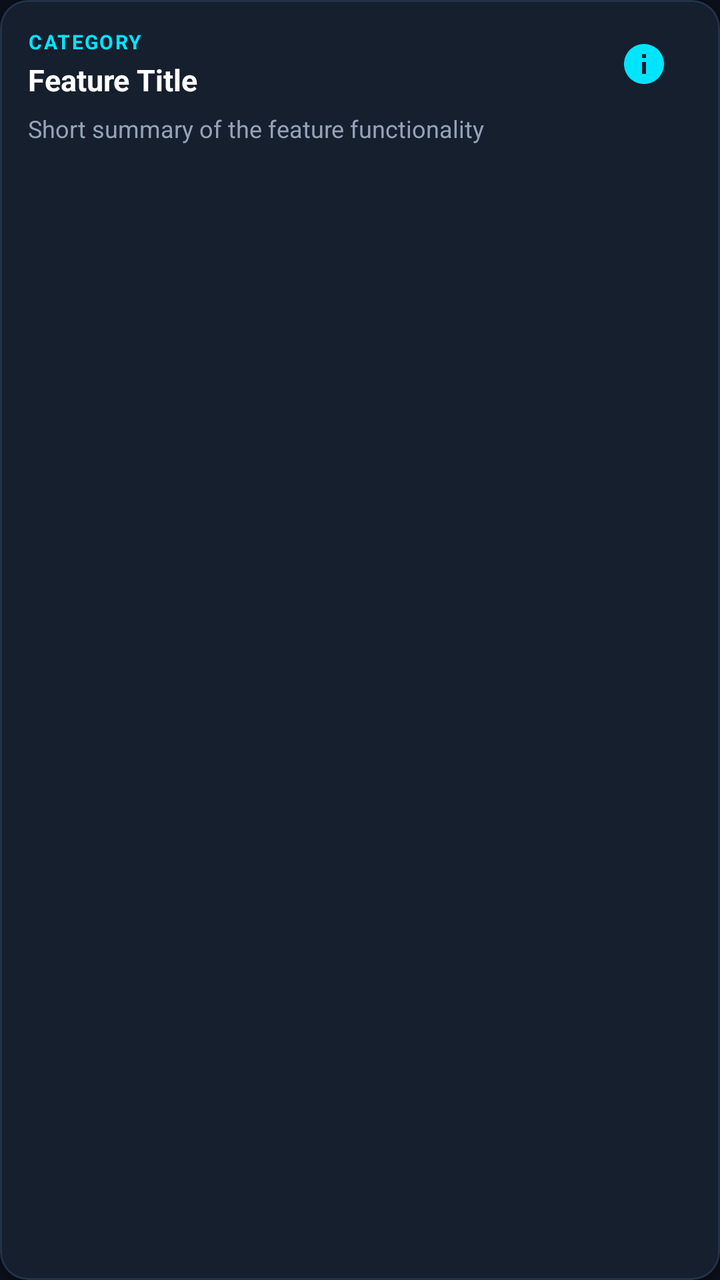
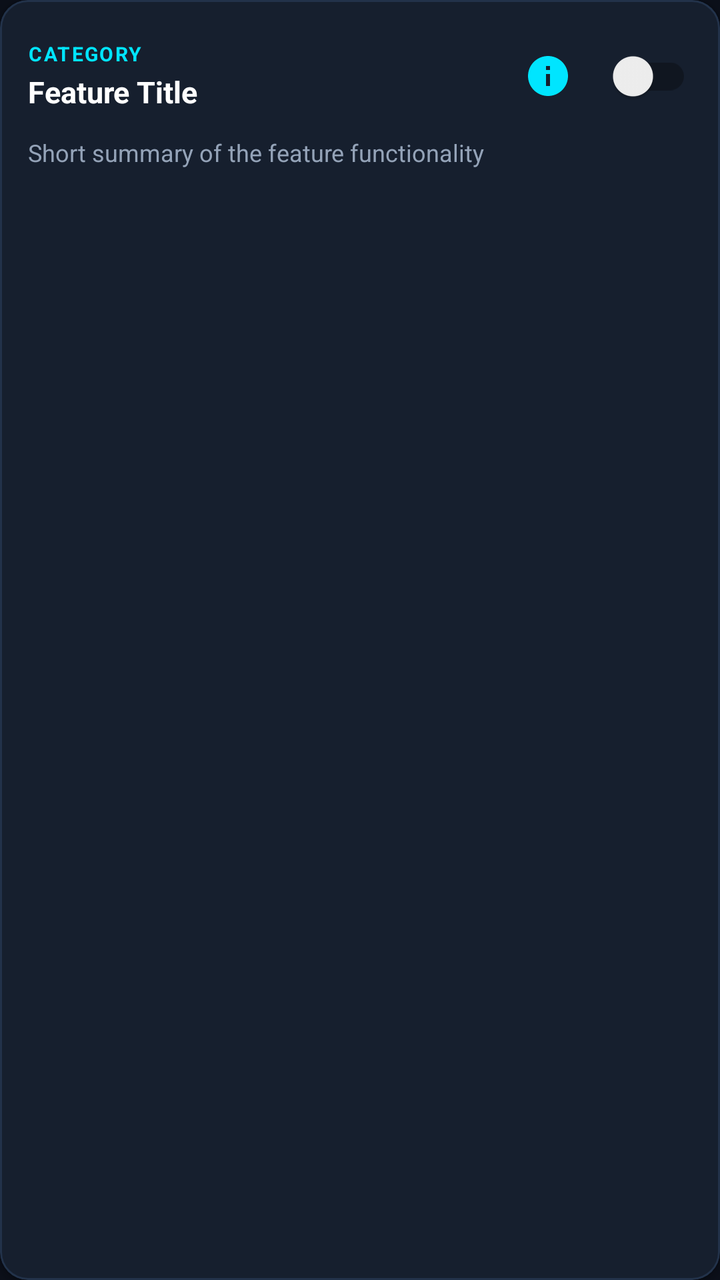

Screens rendered from an Android XML layout before and after an edit, with the pre-edit source and the edit as a unified diff.
<!-- AndroidManifest.xml: application theme Theme.SmartAssistant -->
<!-- res/layout/item_feature.xml -->
<?xml version="1.0" encoding="utf-8"?>
<com.google.android.material.card.MaterialCardView xmlns:android="http://schemas.android.com/apk/res/android"
    xmlns:app="http://schemas.android.com/apk/res-auto"
    android:id="@+id/cardFeature"
    android:layout_width="match_parent"
    android:layout_height="wrap_content"
    android:layout_marginStart="12dp"
    android:layout_marginEnd="12dp"
    android:layout_marginTop="6dp"
    android:layout_marginBottom="6dp"
    app:cardBackgroundColor="@color/bg_card"
    app:cardCornerRadius="14dp"
    app:cardElevation="2dp"
    app:strokeColor="@color/bg_card_stroke"
    app:strokeWidth="1dp"
    android:clickable="true"
    android:focusable="true">

    <LinearLayout
        android:layout_width="match_parent"
        android:layout_height="wrap_content"
        android:orientation="vertical"
        android:padding="14dp">

        <LinearLayout
            android:layout_width="match_parent"
            android:layout_height="wrap_content"
            android:orientation="horizontal"
            android:gravity="center_vertical">

            <LinearLayout
                android:layout_width="0dp"
                android:layout_height="wrap_content"
                android:layout_weight="1"
                android:orientation="vertical">

                <TextView
                    android:id="@+id/tvFeatureCategory"
                    android:layout_width="wrap_content"
                    android:layout_height="wrap_content"
                    android:text="CATEGORY"
                    android:textSize="10sp"
                    android:textStyle="bold"
                    android:textColor="@color/accent_cyan"
                    android:letterSpacing="0.08"
                    android:textAllCaps="true" />

                <TextView
                    android:id="@+id/tvFeatureTitle"
                    android:layout_width="wrap_content"
                    android:layout_height="wrap_content"
                    android:text="Feature Title"
                    android:textSize="15sp"
                    android:textStyle="bold"
                    android:textColor="@color/text_primary"
                    android:layout_marginTop="2dp" />

            </LinearLayout>

            <ImageView
                android:id="@+id/btnFeatureInfo"
                android:layout_width="36dp"
                android:layout_height="36dp"
                android:padding="6dp"
                android:src="@drawable/ic_info"
                android:contentDescription="View Details"
                android:background="?attr/selectableItemBackgroundBorderless"
                android:clickable="true"
                android:focusable="true"
                android:layout_marginEnd="6dp" />

            <com.google.android.material.materialswitch.MaterialSwitch
                android:id="@+id/switchFeature"
                android:layout_width="wrap_content"
                android:layout_height="wrap_content"
                app:thumbTint="@color/accent_green"
                app:trackTint="@color/bg_card_stroke" />

        </LinearLayout>

        <TextView
            android:id="@+id/tvFeatureSummary"
            android:layout_width="match_parent"
            android:layout_height="wrap_content"
            android:text="Short summary of the feature functionality"
            android:textSize="12sp"
            android:textColor="@color/text_secondary"
            android:layout_marginTop="6dp"
            android:lineSpacingExtra="2dp" />

    </LinearLayout>

</com.google.android.material.card.MaterialCardView>
<!-- resources referenced by this layout -->
<resources>
  <color name="accent_cyan">#00E5FF</color>
  <color name="accent_green">#00E676</color>
  <color name="bg_card">#161F2E</color>
  <color name="bg_card_stroke">#22324A</color>
  <color name="text_primary">#FFFFFF</color>
  <color name="text_secondary">#94A3B8</color>
  <!-- drawable ic_info (drawable) -->
  <vector xmlns:android="http://schemas.android.com/apk/res/android"
      android:width="24dp"
      android:height="24dp"
      android:viewportWidth="24"
      android:viewportHeight="24">
      <path
          android:fillColor="#00E5FF"
          android:pathData="M12,2C6.48,2 2,6.48 2,12s4.48,10 10,10 10,-4.48 10,-10S17.52,2 12,2zM13,17h-2v-6h2v6zM13,9h-2V7h2v2z"/>
  </vector>
  <style name="Theme.SmartAssistant" parent="Theme.MaterialComponents.DayNight.NoActionBar">
          <item name="colorPrimary">@color/accent_cyan</item>
          <item name="colorSecondary">@color/accent_green</item>
          <item name="android:statusBarColor">@color/bg_primary</item>
          <item name="android:windowBackground">@color/bg_primary</item>
      </style>
  <color name="bg_primary">#0B0F19</color>
</resources>

<!-- the commit's change to res/layout/item_feature.xml (unified diff, before → after) -->
@@ -69,12 +69,10 @@
                 android:focusable="true"
                 android:layout_marginEnd="6dp" />
 
-            <com.google.android.material.materialswitch.MaterialSwitch
+            <androidx.appcompat.widget.SwitchCompat
                 android:id="@+id/switchFeature"
                 android:layout_width="wrap_content"
-                android:layout_height="wrap_content"
-                app:thumbTint="@color/accent_green"
-                app:trackTint="@color/bg_card_stroke" />
+                android:layout_height="wrap_content" />
 
         </LinearLayout>
 
<!-- resource entries referenced after the edit -->
@@ -2,6 +2,7 @@
 <resources>
   <color name="accent_cyan">#00E5FF</color>
   <color name="accent_green">#00E676</color>
+  <color name="accent_red">#FF5252</color>
   <color name="bg_card">#161F2E</color>
   <color name="bg_card_stroke">#22324A</color>
   <color name="text_primary">#FFFFFF</color>
@@ -18,8 +19,24 @@
   </vector>
   <style name="Theme.SmartAssistant" parent="Theme.MaterialComponents.DayNight.NoActionBar">
           <item name="colorPrimary">@color/accent_cyan</item>
+          <item name="colorPrimaryVariant">@color/bg_card</item>
+          <item name="colorOnPrimary">@color/bg_primary</item>
+  
           <item name="colorSecondary">@color/accent_green</item>
+          <item name="colorSecondaryVariant">@color/accent_green</item>
+          <item name="colorOnSecondary">@color/bg_primary</item>
+  
+          <item name="android:colorBackground">@color/bg_primary</item>
+          <item name="colorOnBackground">@color/text_primary</item>
+  
+          <item name="colorSurface">@color/bg_card</item>
+          <item name="colorOnSurface">@color/text_primary</item>
+  
+          <item name="colorError">@color/accent_red</item>
+          <item name="colorOnError">@color/text_primary</item>
+  
           <item name="android:statusBarColor">@color/bg_primary</item>
+          <item name="android:navigationBarColor">@color/bg_primary</item>
           <item name="android:windowBackground">@color/bg_primary</item>
       </style>
   <color name="bg_primary">#0B0F19</color>
